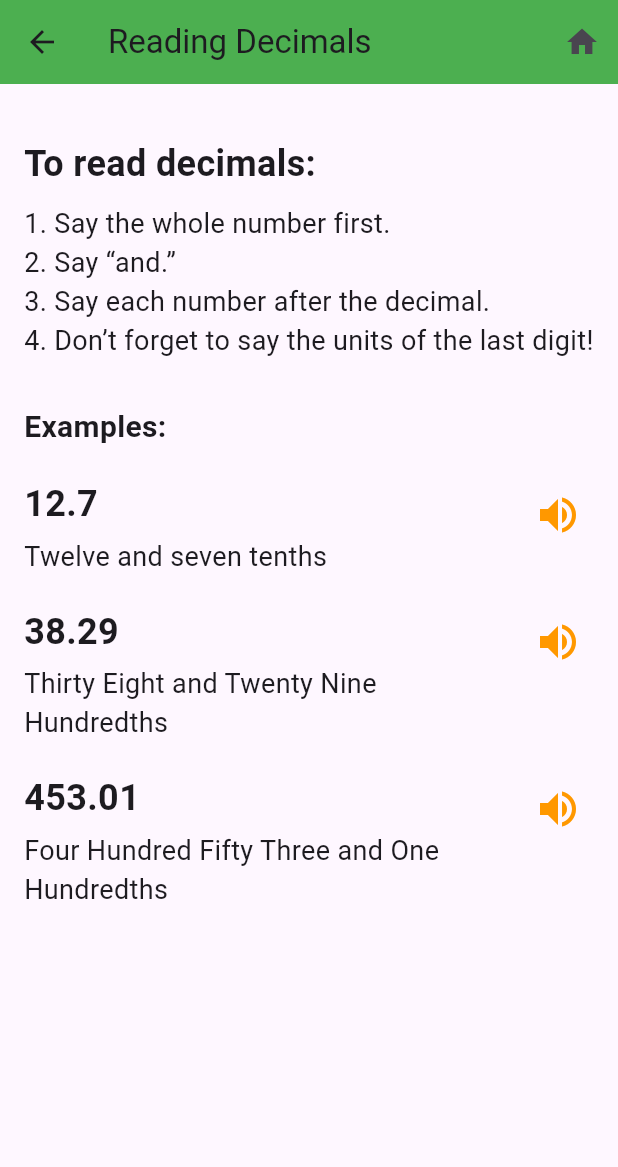
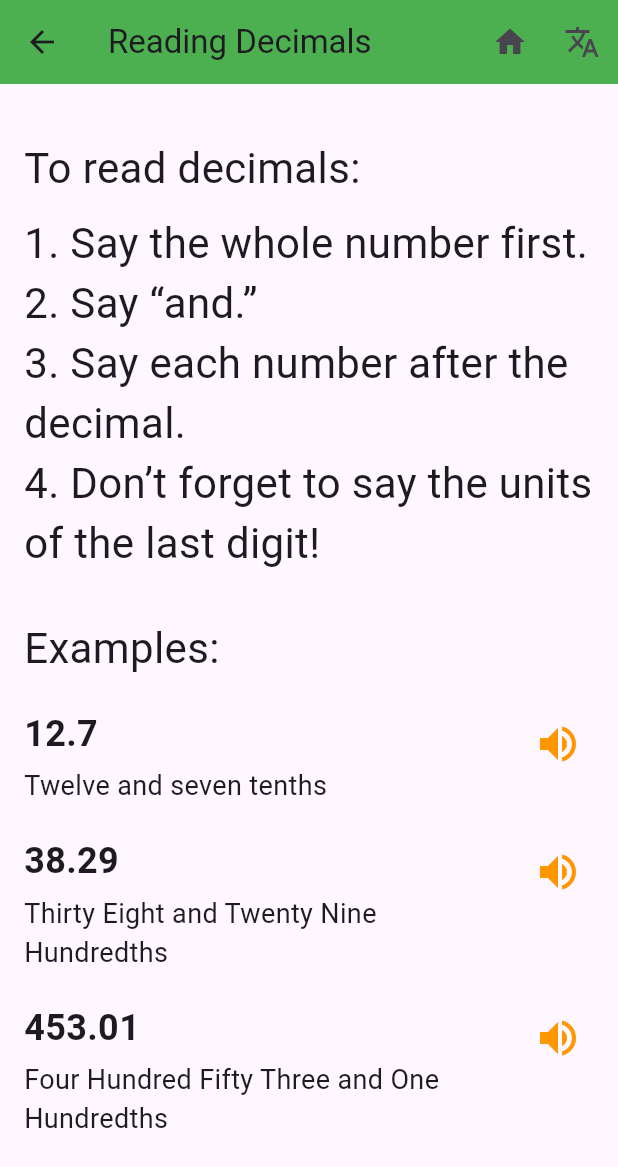
Before and after one commit to ManasaMadiraju/Decimals, a Flutter app: the LearnPage2 screen opened directly, after a tap on "Next Page", on a phone screen of 412 x 824 dp. Shown: the top 1167 px of the screen. Run offline on Flutter 3.47's test engine with Material 3 defaults, Android fonts, the light colour scheme and no system bars; our stand-ins replace flutter_tts; network calls fail.

Commit message:
Added Trnslation to the learn Pages

```diff
--- a/lib/learnpage2.dart
+++ b/lib/learnpage2.dart
@@ -1,8 +1,50 @@
 import 'package:flutter/material.dart';
 import 'screens/reading_decimals_screen.dart';
+import 'dart:convert';
+import 'package:http/http.dart' as http;
 
-class LearnPage2 extends StatelessWidget {
-  const LearnPage2({super.key});
+
+class LearnPage2 extends StatefulWidget {
+  @override
+  _LearnPageState2 createState() => _LearnPageState2();
+}
+
+class _LearnPageState2 extends State<LearnPage2> {
+  final Map<String, String> originalTexts = {
+    'h1':'Place Values in Decimals',
+    'h2':'Each number after the decimal point has a place value: tenths, hundredths, and thousandths.'
+  'Example : In 0.25, 2 is in the tenths place, and 5 is in the hundredths place.',
+    'NextPage': 'Next Page'
+  };
+  Map<String, String> translatedTexts = {};
+  bool translated = false;
+  Future<void> translateTexts() async {
+    if (!translated) {
+      final response = await http.post(
+        Uri.parse('http://10.0.2.2:3000/translate'),
+        headers: {'Content-Type': 'application/json'},
+        body: jsonEncode({'texts': originalTexts.values.toList()}),
+      );
+
+      if (response.statusCode == 200) {
+        final data = jsonDecode(response.body);
+        setState(() {
+          translatedTexts = {
+            for (int i = 0; i < originalTexts.keys.length; i++)
+              originalTexts.keys.elementAt(i): data['translations'][i]
+          };
+          translated = true;
+        });
+      } else {
+        print('Failed to fetch translations: ${response.statusCode}');
+      }
+    } else {
+      setState(() {
+        translatedTexts.clear();
+        translated = false; // Mark as untranslated
+      });
+    }
+  }
 
   @override
   Widget build(BuildContext context) {
@@ -29,6 +71,10 @@ class LearnPage2 extends StatelessWidget {
             },
             icon: const Icon(Icons.home),
           ),
+          IconButton(
+            icon: const Icon(Icons.translate),
+            onPressed: translateTexts,
+          ),
         ],
       ),
       body: Padding(
@@ -37,15 +83,18 @@ class LearnPage2 extends StatelessWidget {
           crossAxisAlignment: CrossAxisAlignment.start,
           children: [
             Center( child:  Text(
-              'Place Values in Decimals',
-              style: TextStyle(fontSize: 28, fontWeight: FontWeight.bold),
+              translated
+                  ? translatedTexts['h1'] ?? originalTexts['h1']!
+                  : originalTexts['h1']!,
+              style: const TextStyle(fontSize: 28, fontWeight: FontWeight.bold),
             ),
             ),
             const SizedBox(height: 20),
-            const Text(
-              'Each number after the decimal point has a place value: tenths, hundredths, and thousandths.'
-              'Example : In 0.25, 2 is in the tenths place, and 5 is in the hundredths place.',
-              style: TextStyle(fontSize: 18),
+            Text(
+              translated
+                  ? translatedTexts['h2'] ?? originalTexts['h2']!
+                  : originalTexts['h2']!,
+              style: const TextStyle(fontSize: 28),
             ),
             const SizedBox(height: 20),
             Center(
@@ -68,7 +117,10 @@ class LearnPage2 extends StatelessWidget {
                       MaterialPageRoute(builder: (context) => ReadingDecimalScreen()),
                     );
                   },
-                  child: const Text('Next Page'),
+                  child: Text(translated
+                      ? translatedTexts['NextPage'] ?? originalTexts['NextPage']!
+                      : originalTexts['NextPage']!,
+                    style: const TextStyle(fontSize: 28),),
                 ),
               ],
             ),
--- a/lib/main.dart
+++ b/lib/main.dart
@@ -14,7 +14,7 @@ class MyApp extends StatelessWidget {
       initialRoute: '/',
       routes: {
         '/': (context) => DecimalsPage(),
-        '/learn': (context) => const LearnPage(),
+        '/learn': (context) =>  LearnPage(),
         '/play': (context) => const MemoryGameScreen(),
         // '/practice': (context) => PracticePage(),
       },
--- a/lib/screens/reading_decimals_screen.dart
+++ b/lib/screens/reading_decimals_screen.dart
@@ -1,15 +1,63 @@
 import 'package:flutter/material.dart';
 import 'package:flutter_tts/flutter_tts.dart';
+import 'dart:convert';
+import 'package:http/http.dart' as http;
 
 
-class ReadingDecimalScreen extends StatelessWidget {
-  const ReadingDecimalScreen({super.key});
+class ReadingDecimalScreen extends StatefulWidget {
+  @override
+  _ReadingDecimalScreen createState() => _ReadingDecimalScreen();
+}
+class _ReadingDecimalScreen extends State<ReadingDecimalScreen> {
+  final Map<String, String> originalTexts = {
+    'h1':'To read decimals:',
+    'h2':'1. Say the whole number first.\n'
+  '2. Say “and.”\n'
+  '3. Say each number after the decimal.\n'
+  '4. Don’t forget to say the units of the last digit!',
+    'h3':'Examples:',
+    'h4':'number: 12.7,'
+            'description: Twelve and seven tenths',
+    'h5':'number: 38.29'
+        'description: Thirty Eight and Twenty Nine Hundredths',
+    'h6':'number: 453.01'
+ 'description: Four Hundred Fifty Three and One Hundredths',
+    'NextPage': 'Next Page'
+  };
+  Map<String, String> translatedTexts = {};
+  bool translated = false;
+  Future<void> translateTexts() async {
+    if (!translated) {
+      final response = await http.post(
+        Uri.parse('http://10.0.2.2:3000/translate'),
+        headers: {'Content-Type': 'application/json'},
+        body: jsonEncode({'texts': originalTexts.values.toList()}),
+      );
 
+      if (response.statusCode == 200) {
+        final data = jsonDecode(response.body);
+        setState(() {
+          translatedTexts = {
+            for (int i = 0; i < originalTexts.keys.length; i++)
+              originalTexts.keys.elementAt(i): data['translations'][i]
+          };
+          translated = true;
+        });
+      } else {
+        print('Failed to fetch translations: ${response.statusCode}');
+      }
+    } else {
+      setState(() {
+        translatedTexts.clear();
+        translated = false; // Mark as untranslated
+      });
+    }
+  }
   @override
   Widget build(BuildContext context) {
     return Scaffold(
        appBar: AppBar(
-         title: const Text('Reading Decimals'),
+         title:  Text('Reading Decimals'),
          backgroundColor: Colors.green,
          actions: [
             IconButton(
@@ -18,6 +66,10 @@ class ReadingDecimalScreen extends StatelessWidget {
             },
             icon: const Icon(Icons.home),
           ),
+           IconButton(
+             icon: const Icon(Icons.translate),
+             onPressed: translateTexts,
+           ),
          ],
        ),
       body: Padding(
@@ -26,28 +78,24 @@ class ReadingDecimalScreen extends StatelessWidget {
           crossAxisAlignment: CrossAxisAlignment.start,
           children: [
             const SizedBox(height: 20),
-            const Text(
-              'To read decimals:',
-              style: TextStyle(
-                fontSize: 24,
-                fontWeight: FontWeight.bold,
-              ),
+             Text(
+               translated
+                   ? translatedTexts['h1'] ?? originalTexts['h1']!
+                   : originalTexts['h1']!,
+               style: const TextStyle(fontSize: 28),
             ),
             const SizedBox(height: 10),
-            const Text(
-              '1. Say the whole number first.\n'
-              '2. Say “and.”\n'
-              '3. Say each number after the decimal.\n'
-              '4. Don’t forget to say the units of the last digit!',
-              style: TextStyle(fontSize: 18),
+             Text(translated
+                ? translatedTexts['h2'] ?? originalTexts['h2']!
+                : originalTexts['h2']!,
+              style: const TextStyle(fontSize: 28),
             ),
             const SizedBox(height: 30),
-            const Text(
-              'Examples:',
-              style: TextStyle(
-                fontSize: 20,
-                fontWeight: FontWeight.bold,
-              ),
+             Text(
+              translated
+                  ? translatedTexts['h3'] ?? originalTexts['h3']!
+                  : originalTexts['h3']!,
+              style: const TextStyle(fontSize: 28),
             ),
             const SizedBox(height: 20),
             ExampleItem(
--- a/pubspec.yaml
+++ b/pubspec.yaml
@@ -10,6 +10,7 @@ dependencies:
   flutter:
     sdk: flutter
   flutter_tts: ^3.6.2 # Use the latest version
+  http:  ^1.2.2
 
 
 dev_dependencies:
```
Also changed, not shown: lib/learnpage.dart (+65 -12 lines).
